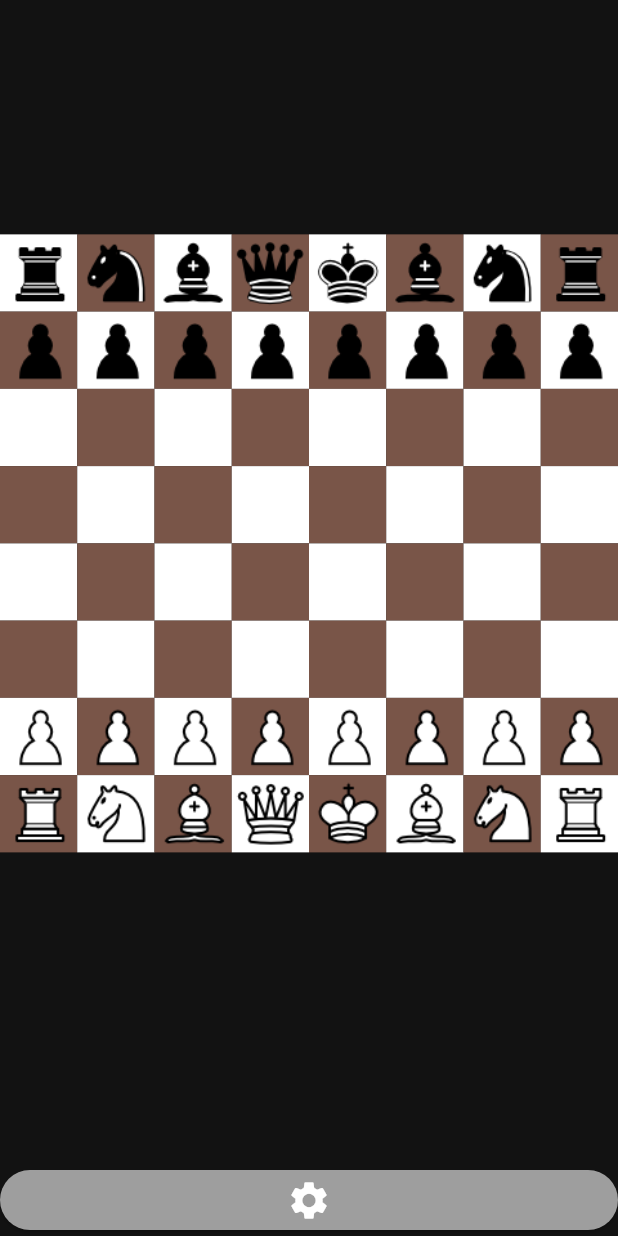
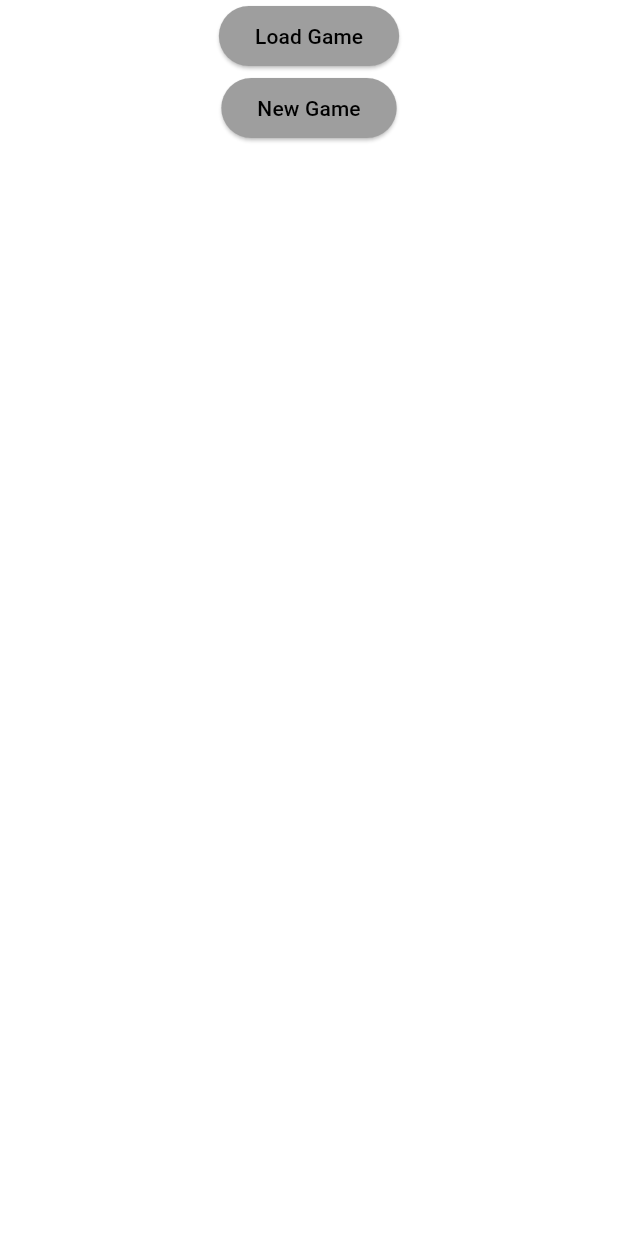
Before and after one commit to Korbielowski/chess-mobile-app, a Flutter app: the screen it shows after launch, on a phone screen of 412 x 824 dp. Run offline on Flutter 3.47's test engine with Material 3 defaults, Android fonts, the phone set to English and light mode, and no system bars; our stand-ins replace audioplayers, flutter_riverpod.

Commit message:
Add saving system

```diff
--- a/lib/main.dart
+++ b/lib/main.dart
@@ -1,4 +1,5 @@
 import 'package:chess/game_screen.dart';
+import 'package:chess/start_screen.dart';
 import 'package:flutter/material.dart';
 import 'package:flutter_riverpod/flutter_riverpod.dart';
 
@@ -15,7 +16,7 @@
       debugShowCheckedModeBanner: false,
       title: "Grand Chess",
       theme: ThemeData(colorScheme: ColorScheme.dark(), useMaterial3: true),
-      home: const GameScreen(),
+      home: const StartScreen(),
     );
   }
 }
--- a/lib/model/board.dart
+++ b/lib/model/board.dart
@@ -12,14 +12,14 @@
     );
 
     List<List<int>> tmpBoard = [
-      [5, 3, 2, 9, 10, 2, 3, 5],
+      [5, 3, 2, 9, 7, 2, 3, 5],
       [1, 1, 1, 1, 1, 1, 1, 1],
       [0, 0, 0, 0, 0, 0, 0, 0],
       [0, 0, 0, 0, 0, 0, 0, 0],
       [0, 0, 0, 0, 0, 0, 0, 0],
       [0, 0, 0, 0, 0, 0, 0, 0],
       [1, 1, 1, 1, 1, 1, 1, 1],
-      [5, 3, 2, 9, 10, 2, 3, 5],
+      [5, 3, 2, 9, 7, 2, 3, 5],
     ];
 
     for (int row = 0; row < 8; row++) {
@@ -47,7 +47,7 @@
           board[row][column] = Rook(row, column, color);
         } else if (pieceValue == 9) {
           board[row][column] = Queen(row, column, color);
-        } else if (pieceValue == 10) {
+        } else if (pieceValue == 7) {
           board[row][column] = King(row, column, color);
         }
       }
--- /dev/null
+++ b/lib/start_screen.dart
@@ -0,0 +1,38 @@
+import 'package:chess/game_screen.dart';
+import 'package:chess/riverpod.dart';
+import 'package:flutter/material.dart';
+import 'package:flutter_riverpod/flutter_riverpod.dart';
+
+class StartScreen extends ConsumerWidget {
+  const StartScreen({super.key});
+
+  @override
+  Widget build(BuildContext context, WidgetRef ref) {
+    final game = ref.watch(gameProvider);
+    return Column(
+      children: [
+        ElevatedButton(
+          style: ElevatedButton.styleFrom(backgroundColor: Colors.grey),
+          child: const Text(style: TextStyle(color: Colors.black), 'Load Game'),
+          onPressed: () {
+            game.loadBoard();
+            Navigator.pushReplacement(
+              context,
+              MaterialPageRoute(builder: (context) => GameScreen()),
+            );
+          },
+        ),
+        ElevatedButton(
+          style: ElevatedButton.styleFrom(backgroundColor: Colors.grey),
+          child: const Text(style: TextStyle(color: Colors.black), 'New Game'),
+          onPressed: () {
+            Navigator.pushReplacement(
+              context,
+              MaterialPageRoute(builder: (context) => GameScreen()),
+            );
+          },
+        ),
+      ],
+    );
+  }
+}
--- a/pubspec.yaml
+++ b/pubspec.yaml
@@ -38,6 +38,9 @@ dependencies:
   flutter_riverpod: ^2.6.1
   riverpod_annotation: ^2.6.1
   audioplayers: ^6.4.0
+  shared_preferences: ^2.5.3
+  flutter_exit_app: ^1.1.4
+  path_provider: ^2.1.5
 
 dev_dependencies:
   flutter_test:
```
Also changed, not shown: lib/game_screen.dart (+52 -1 lines), lib/model/game.dart (+52 -0 lines), pubspec.lock, 1 other file.
